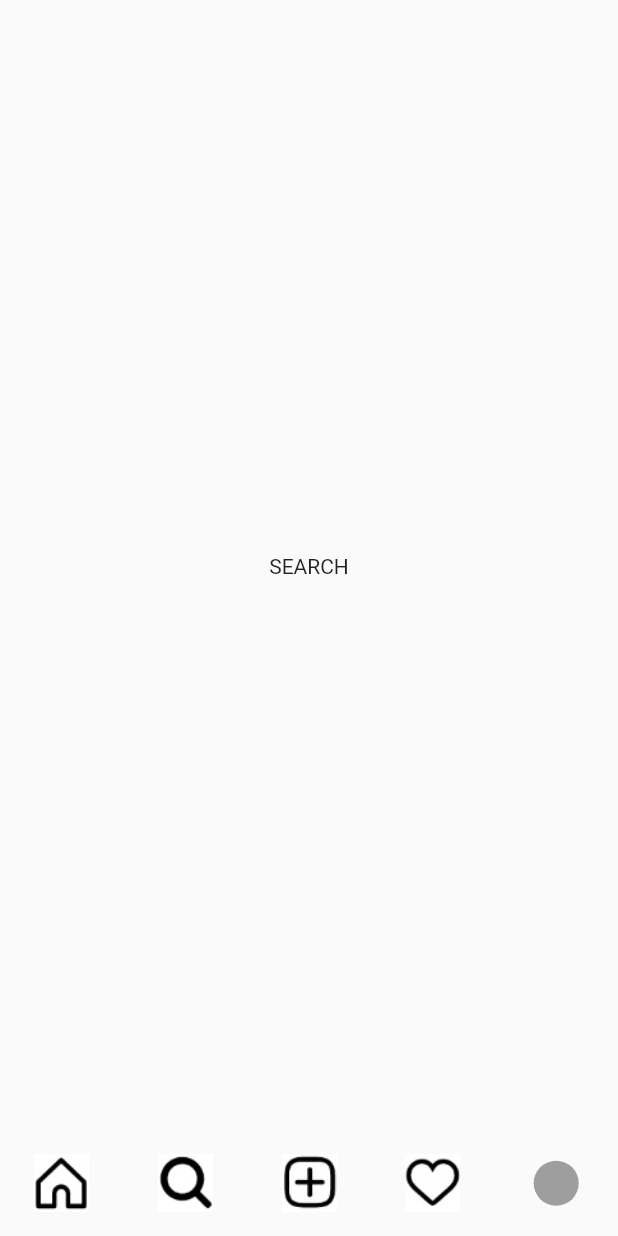
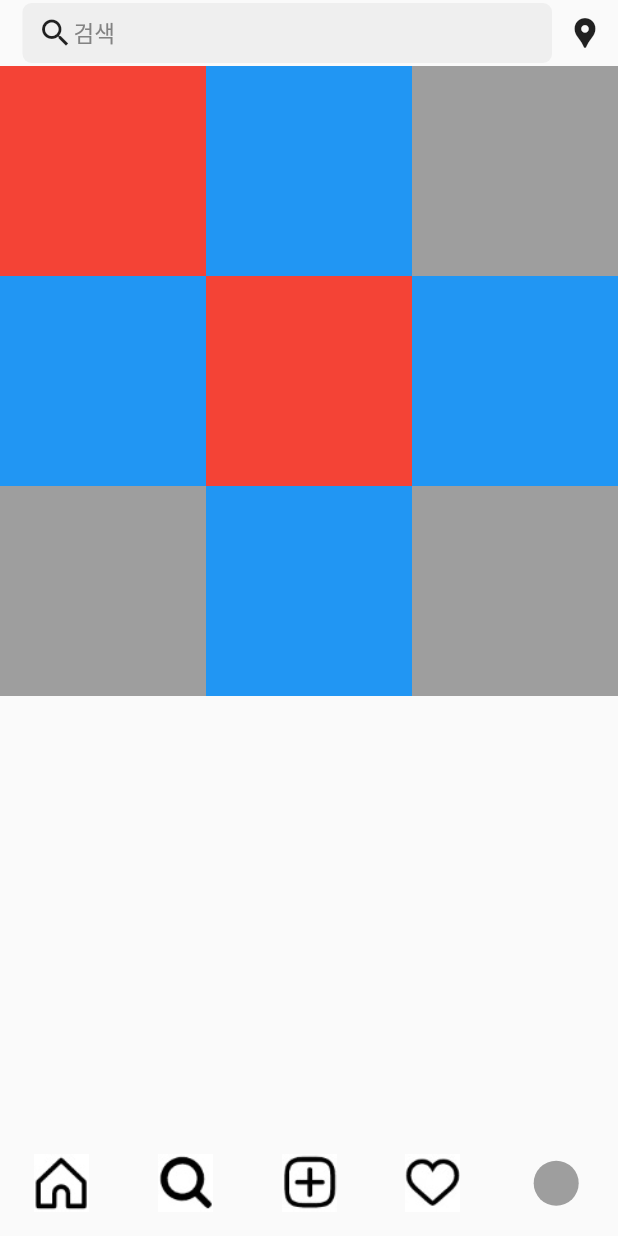
Before and after one commit to seonwooke/2022_instagram_clone_coding, a Flutter app: the screen it shows after launch, item 2 of the bottom bar chosen, on a phone screen of 412 x 824 dp. Run offline on Flutter 3.47's test engine with Material 2 defaults, Android fonts, the phone set to English and light mode, and no system bars; our stand-ins replace cached_network_image, expandable_text, get; network calls fail.

Commit message:
SEARCH UI 50%

```diff
--- a/lib/src/app.dart
+++ b/lib/src/app.dart
@@ -2,6 +2,7 @@ import 'package:flutter/material.dart';
 import 'package:get/get.dart';
 import 'package:instagram_clone_coding/src/controller/bottom_nav_controller.dart';
 import 'package:instagram_clone_coding/src/pages/home.dart';
+import 'package:instagram_clone_coding/src/pages/search.dart';
 
 import 'components/image_data.dart';
 
@@ -18,9 +19,7 @@ class App extends GetView<BottomNavController> {
               index: controller.pageIndex.value,
               children: [
                 const Home(),
-                Container(
-                  child: Center(child: Text('SEARCH')),
-                ),
+                const Search(),
                 Container(
                   child: Center(child: Text('UPLOAD')),
                 ),
--- /dev/null
+++ b/lib/src/pages/search.dart
@@ -0,0 +1,131 @@
+import 'package:flutter/material.dart';
+
+class Search extends StatefulWidget {
+  const Search({Key? key}) : super(key: key);
+
+  @override
+  State<Search> createState() => _SearchState();
+}
+
+class _SearchState extends State<Search> {
+  List<List<int>> groupBox = [[], [], []] ;
+
+  @override
+  void initState() {
+    super.initState();
+    for(var i = 0 ; i < 100 ; i++) {
+      groupBox[i % 3].add(1) ;
+    }
+  }
+
+  @override
+  Widget build(BuildContext context) {
+    return Scaffold(
+      body: SafeArea(
+        child: Column(
+          children: [
+            _appbar(),
+            Expanded(child: _body()),
+          ],
+        ),
+      ),
+    );
+  }
+
+  Widget _appbar() {
+    return Row(
+      children: [
+        Expanded(
+          child: Container(
+            padding: const EdgeInsets.symmetric(vertical: 8, horizontal: 10),
+            margin: const EdgeInsets.only(left: 15),
+            decoration: BoxDecoration(
+              borderRadius: BorderRadius.circular(6),
+              color: const Color(0xffefefef),
+            ),
+            child: Row(
+              children: [
+                Icon(Icons.search),
+                Text(
+                  '검색',
+                  style: TextStyle(
+                    fontSize: 15,
+                    color: Color(0xff838383),
+                  ),
+                )
+              ],
+            ),
+          ),
+        ),
+        Padding(
+          padding: const EdgeInsets.all(10.0),
+          child: const Icon(Icons.location_pin),
+        ),
+      ],
+    );
+  }
+
+  Widget _body() {
+    return SingleChildScrollView(
+      child: Row(
+        crossAxisAlignment: CrossAxisAlignment.start,
+        children: [
+          Expanded(
+            child: Column(
+              children: [
+                Container(
+                  height: 140,
+                  color: Colors.red,
+                ),
+                Container(
+                  height: 140,
+                  color: Colors.blue,
+                ),
+                Container(
+                  height: 140,
+                  color: Colors.grey,
+                ),
+              ],
+            ),
+          ),
+          Expanded(
+            child: Column(
+              children: [
+                Container(
+                  height: 140,
+                  color: Colors.blue,
+                ),
+                Container(
+                  height: 140,
+                  color: Colors.red,
+                ),
+                Container(
+                  height: 140,
+                  color: Colors.blue,
+                ),
+              ],
+            ),
+          ),
+          Expanded(
+            child: Column(
+              children: [
+                Container(
+                  height: 140,
+                  color: Colors.grey,
+                ),
+                Container(
+                  height: 140,
+                  color: Colors.blue,
+                ),
+                Container(
+                  height: 140,
+                  color: Colors.grey,
+                ),
+              ],
+            ),
+          ),
+        ],
+      ),
+    );
+  }
+}
```
